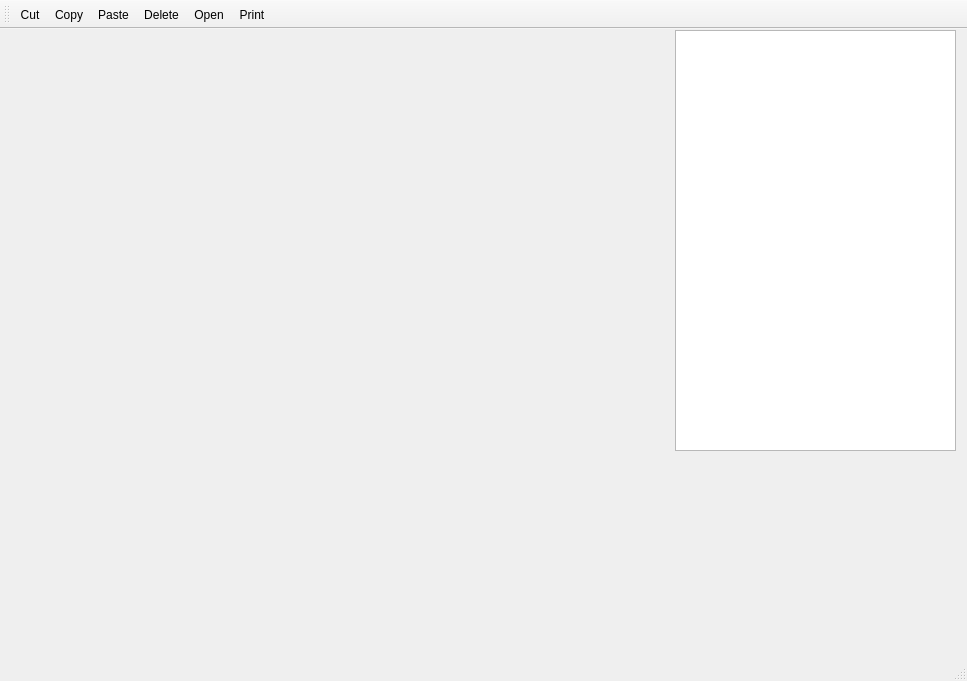
First picture: the form in pixc/mainwindow.ui, repository Kana-Higuchi/PixC, before the edit.
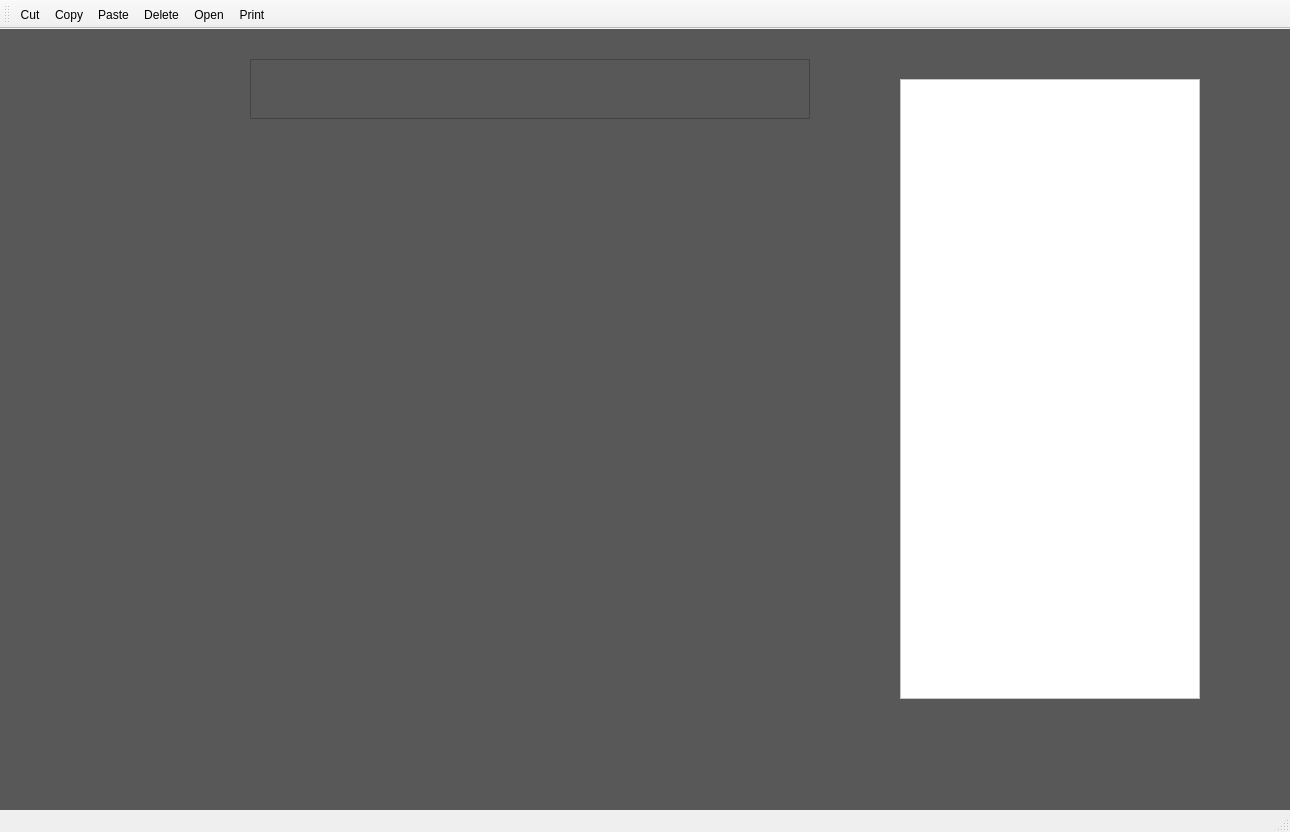
Second picture: the form after the edit. Icons and pictures are not drawn. Custom widgets are drawn as their Qt base class.

Commit message: fix images path

```diff
--- a/pixc/mainwindow.ui
+++ b/pixc/mainwindow.ui
@@ -6,22 +6,41 @@
    <rect>
     <x>0</x>
     <y>0</y>
-    <width>967</width>
-    <height>681</height>
+    <width>1290</width>
+    <height>832</height>
    </rect>
   </property>
   <property name="windowTitle">
    <string>MainWindow</string>
   </property>
   <widget class="QWidget" name="centralWidget">
+   <property name="styleSheet">
+    <string notr="true">background-color: rgb(88, 88, 88);</string>
+   </property>
    <widget class="CustumList" name="listWidget">
     <property name="geometry">
      <rect>
-      <x>675</x>
-      <y>1</y>
-      <width>281</width>
-      <height>421</height>
+      <x>900</x>
+      <y>50</y>
+      <width>300</width>
+      <height>620</height>
      </rect>
+    </property>
+    <property name="styleSheet">
+     <string notr="true">background-color: rgb(255, 255, 255);</string>
+    </property>
+   </widget>
+   <widget class="QGraphicsView" name="graphicsView">
+    <property name="geometry">
+     <rect>
+      <x>250</x>
+      <y>30</y>
+      <width>560</width>
+      <height>60</height>
+     </rect>
+    </property>
+    <property name="styleSheet">
+     <string notr="true">border-image: url(:/uiparts/icons/top/toolbar.png);</string>
     </property>
    </widget>
   </widget>
```
Left out of the diff: 2 changed lines with no effect on the pictures. The commit also changes 28 other files.
